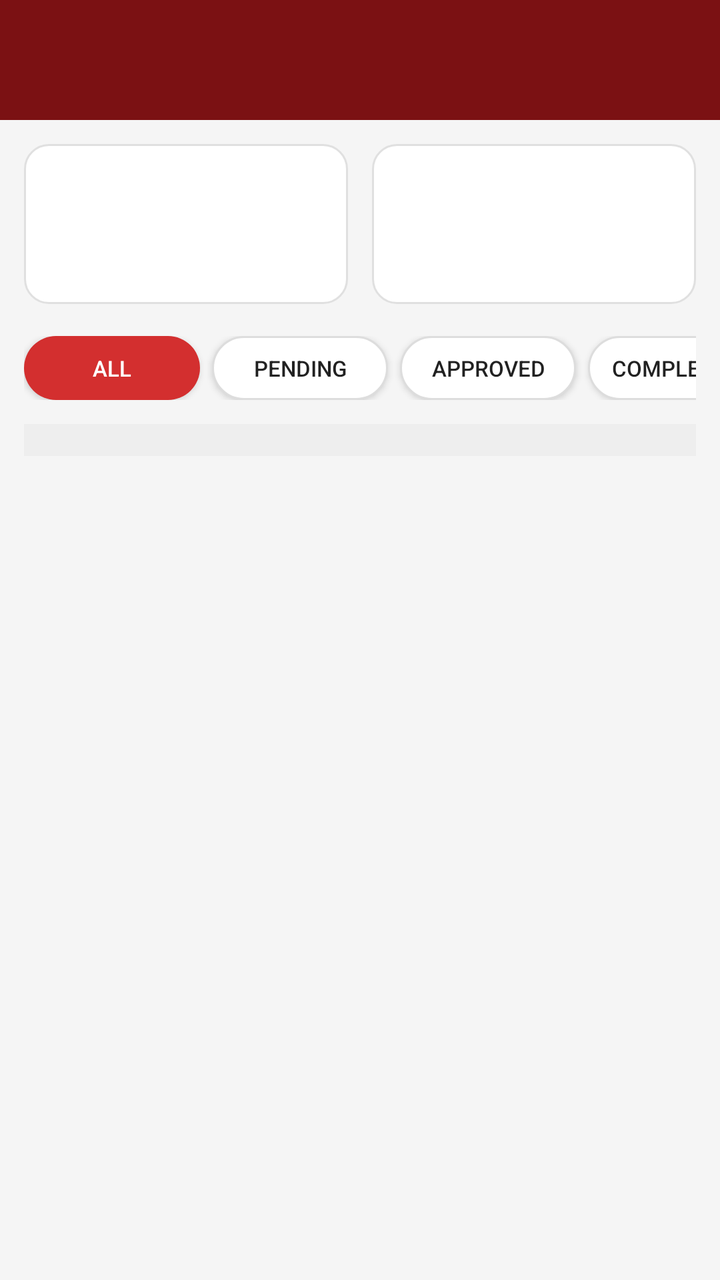
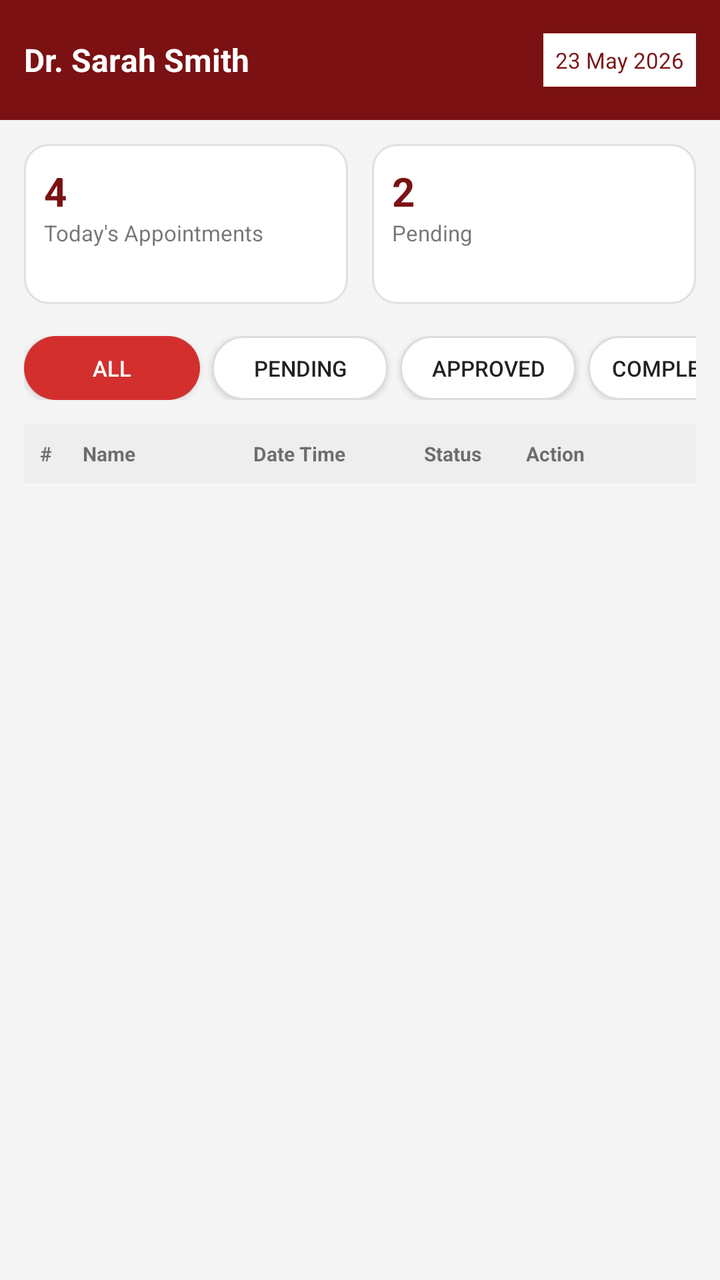

Before-and-after screenshots of an Android layout around one commit, followed by the original layout XML and the change that was made.
<!-- AndroidManifest.xml: application theme Theme.Halaxy_health -->
<!-- res/layout/activity_doctor_dashboard.xml -->
<?xml version="1.0" encoding="utf-8"?>
<LinearLayout xmlns:android="http://schemas.android.com/apk/res/android"
    android:layout_width="match_parent" android:layout_height="match_parent"
    android:orientation="vertical" android:background="#F5F5F5">

    
    <LinearLayout
        android:layout_width="match_parent"
        android:layout_height="60dp"
        android:background="#7B1113"
        android:gravity="center_vertical"
        android:padding="12dp"
        android:orientation="horizontal">
        <TextView
            android:id="@+id/txtDoctorName"
            android:layout_width="0dp"
            android:layout_weight="1"
            android:text="Dr. Sarah Smith"
            android:textColor="#FFFFFF"
            android:textStyle="bold"
            android:textSize="16sp"/>
        <TextView
            android:id="@+id/txtDate"
            android:layout_width="wrap_content"
            android:text="23 May 2026"
            android:textColor="#7B1113"
            android:background="#FFF"
            android:padding="6dp"
            android:textSize="11sp"/>
    </LinearLayout>

    
    <ScrollView
        android:layout_width="match_parent"
        android:layout_height="match_parent">
        <LinearLayout
            android:layout_width="match_parent"
            android:layout_height="wrap_content"
            android:orientation="vertical"
            android:padding="12dp">

            <LinearLayout
                android:layout_width="match_parent"
                android:layout_height="wrap_content"
                android:weightSum="2"
                android:orientation="horizontal">
                <LinearLayout
                    android:layout_width="0dp"
                    android:layout_weight="1"
                    android:layout_height="80dp"
                    android:background="@drawable/bg_small_card"
                    android:padding="10dp"
                    android:layout_marginEnd="6dp"
                    android:orientation="vertical">
                    <TextView
                        android:id="@+id/txtTodayCount"
                        android:text="4"
                        android:textSize="20sp"
                        android:textStyle="bold"
                        android:textColor="#7B1113"/>
                    <TextView
                        android:text="Today's Appointments"
                        android:textSize="11sp"/>
                </LinearLayout>
                <LinearLayout
                    android:layout_width="0dp"
                    android:layout_weight="1"
                    android:layout_height="80dp"
                    android:background="@drawable/bg_small_card"
                    android:padding="10dp"
                    android:layout_marginStart="6dp"
                    android:orientation="vertical">
                    <TextView
                        android:id="@+id/txtPendingCount"
                        android:text="2"
                        android:textSize="20sp"
                        android:textStyle="bold"
                        android:textColor="#7B1113"/>
                    <TextView
                        android:text="Pending"
                        android:textSize="11sp"/>
                </LinearLayout>
            </LinearLayout>

            
            <HorizontalScrollView
                android:layout_width="match_parent"
                android:layout_height="wrap_content"
                android:layout_marginTop="16dp"
                android:scrollbars="none">
                <LinearLayout
                    android:id="@+id/filterTabs"
                    android:layout_width="wrap_content"
                    android:layout_height="wrap_content"
                    android:orientation="horizontal">
                    <Button
                        android:id="@+id/tabAll"
                        android:text="All"
                        android:layout_width="wrap_content"
                        android:layout_height="32dp"
                        android:background="@drawable/bg_tab_selected"
                        android:textColor="#FFFFFF"
                        android:textSize="11sp"
                        android:layout_marginEnd="6dp"/>
                    <Button
                        android:id="@+id/tabPending"
                        android:text="Pending"
                        android:layout_width="wrap_content"
                        android:layout_height="32dp"
                        android:background="@drawable/bg_tab_unselected"
                        android:textSize="11sp"
                        android:layout_marginEnd="6dp"/>
                    <Button
                        android:id="@+id/tabApproved"
                        android:text="Approved"
                        android:layout_width="wrap_content"
                        android:layout_height="32dp"
                        android:background="@drawable/bg_tab_unselected"
                        android:textSize="11sp"
                        android:layout_marginEnd="6dp"/>
                    <Button
                        android:id="@+id/tabCompleted"
                        android:text="Completed"
                        android:layout_width="wrap_content"
                        android:layout_height="32dp"
                        android:background="@drawable/bg_tab_unselected"
                        android:textSize="11sp"
                        android:layout_marginEnd="6dp"/>
                    <Button
                        android:id="@+id/tabCancelled"
                        android:text="Cancelled"
                        android:layout_width="wrap_content"
                        android:layout_height="32dp"
                        android:background="@drawable/bg_tab_unselected"
                        android:textSize="11sp"/>
                </LinearLayout>
            </HorizontalScrollView>

            
            <LinearLayout
                android:layout_width="match_parent"
                android:layout_height="wrap_content"
                android:orientation="horizontal"
                android:background="#EEEEEE"
                android:padding="8dp"
                android:layout_marginTop="12dp">
                <TextView
                    android:layout_width="0dp"
                    android:layout_weight="0.5"
                    android:text="#"
                    android:textStyle="bold"
                    android:textSize="10sp"/>
                <TextView
                    android:layout_width="0dp"
                    android:layout_weight="2"
                    android:text="Name"
                    android:textStyle="bold"
                    android:textSize="10sp"/>
                <TextView
                    android:layout_width="0dp"
                    android:layout_weight="2"
                    android:text="Date Time"
                    android:textStyle="bold"
                    android:textSize="10sp"/>
                <TextView
                    android:layout_width="0dp"
                    android:layout_weight="1.2"
                    android:text="Status"
                    android:textStyle="bold"
                    android:textSize="10sp"/>
                <TextView
                    android:layout_width="0dp"
                    android:layout_weight="1.8"
                    android:text="Action"
                    android:textStyle="bold"
                    android:textSize="10sp"/>
            </LinearLayout>

            <androidx.recyclerview.widget.RecyclerView
                android:id="@+id/recAppointments"
                android:layout_width="match_parent"
                android:layout_height="wrap_content"
                android:background="#FFFFFF"/>

        </LinearLayout>
    </ScrollView>
</LinearLayout>
<!-- resources referenced by this layout -->
<resources>
  <!-- drawable bg_small_card (drawable) -->
  <shape xmlns:android="http://schemas.android.com/apk/res/android">
      <solid android:color="#FFFFFF"/>
      <stroke android:width="1dp" android:color="#E0E0E0"/>
      <corners android:radius="12dp"/>
  </shape>
  <!-- drawable bg_tab_selected (drawable) -->
  <?xml version="1.0" encoding="utf-8"?>
  <shape xmlns:android="http://schemas.android.com/apk/res/android">
      <solid android:color="#D32F2F"/>
      <corners android:radius="16dp"/>
  </shape>
  <!-- drawable bg_tab_unselected (drawable) -->
  <?xml version="1.0" encoding="utf-8"?>
  <shape xmlns:android="http://schemas.android.com/apk/res/android">
      <solid android:color="#FFFFFF"/>
      <corners android:radius="16dp"/>
      <stroke android:width="1dp" android:color="#DDDDDD"/>
  </shape>
  <style name="Theme.Halaxy_health" parent="Theme.AppCompat.Light.NoActionBar">
          <item name="colorPrimary">#1A237E</item>
          <item name="colorPrimaryDark">#7B1113</item>
          <item name="colorAccent">#D32F2F</item>
      </style>
</resources>

<!-- the commit's change to res/layout/activity_doctor_dashboard.xml (unified diff, before → after) -->
@@ -1,7 +1,9 @@
 <?xml version="1.0" encoding="utf-8"?>
 <LinearLayout xmlns:android="http://schemas.android.com/apk/res/android"
-    android:layout_width="match_parent" android:layout_height="match_parent"
-    android:orientation="vertical" android:background="#F5F5F5">
+    android:layout_width="match_parent"
+    android:layout_height="match_parent"
+    android:orientation="vertical"
+    android:background="#F5F5F5">
 
     
     <LinearLayout
@@ -15,6 +17,7 @@
             android:id="@+id/txtDoctorName"
             android:layout_width="0dp"
             android:layout_weight="1"
+            android:layout_height="wrap_content"
             android:text="Dr. Sarah Smith"
             android:textColor="#FFFFFF"
             android:textStyle="bold"
@@ -22,6 +25,7 @@
         <TextView
             android:id="@+id/txtDate"
             android:layout_width="wrap_content"
+            android:layout_height="wrap_content"
             android:text="23 May 2026"
             android:textColor="#7B1113"
             android:background="#FFF"
@@ -54,11 +58,15 @@
                     android:orientation="vertical">
                     <TextView
                         android:id="@+id/txtTodayCount"
+                        android:layout_width="wrap_content"
+                        android:layout_height="wrap_content"
                         android:text="4"
                         android:textSize="20sp"
                         android:textStyle="bold"
                         android:textColor="#7B1113"/>
                     <TextView
+                        android:layout_width="wrap_content"
+                        android:layout_height="wrap_content"
                         android:text="Today's Appointments"
                         android:textSize="11sp"/>
                 </LinearLayout>
@@ -72,11 +80,15 @@
                     android:orientation="vertical">
                     <TextView
                         android:id="@+id/txtPendingCount"
+                        android:layout_width="wrap_content"
+                        android:layout_height="wrap_content"
                         android:text="2"
                         android:textSize="20sp"
                         android:textStyle="bold"
                         android:textColor="#7B1113"/>
                     <TextView
+                        android:layout_width="wrap_content"
+                        android:layout_height="wrap_content"
                         android:text="Pending"
                         android:textSize="11sp"/>
                 </LinearLayout>
@@ -147,29 +159,34 @@
                 <TextView
                     android:layout_width="0dp"
                     android:layout_weight="0.5"
+                    android:layout_height="wrap_content"
                     android:text="#"
                     android:textStyle="bold"
                     android:textSize="10sp"/>
                 <TextView
                     android:layout_width="0dp"
                     android:layout_weight="2"
+                    android:layout_height="wrap_content"
                     android:text="Name"
                     android:textStyle="bold"
                     android:textSize="10sp"/>
                 <TextView
                     android:layout_width="0dp"
                     android:layout_weight="2"
+                    android:layout_height="wrap_content"
                     android:text="Date Time"
                     android:textStyle="bold"
                     android:textSize="10sp"/>
                 <TextView
                     android:layout_width="0dp"
+                    android:layout_height="wrap_content"
                     android:layout_weight="1.2"
                     android:text="Status"
                     android:textStyle="bold"
                     android:textSize="10sp"/>
                 <TextView
                     android:layout_width="0dp"
+                    android:layout_height="wrap_content"
                     android:layout_weight="1.8"
                     android:text="Action"
                     android:textStyle="bold"
